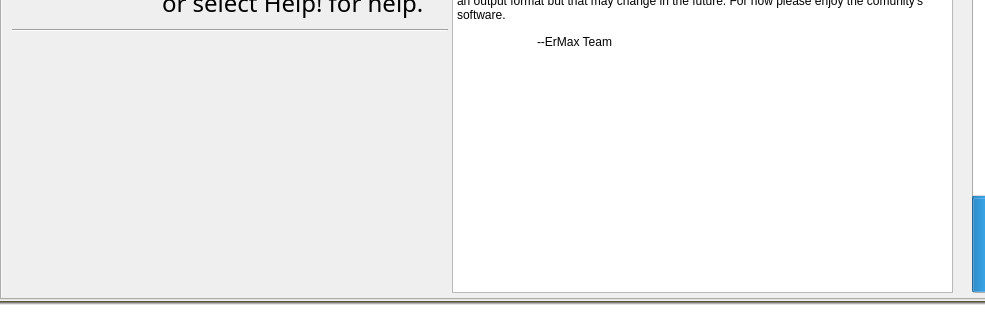
Above: GUI Code Qt6 & Qt5/u232/rva.ui from em-mw/pic2ascii before the change; both pictures show x 0 to 985 and y 142 to 462 of the 985 by 462 pixel window. Below: the same form after it.
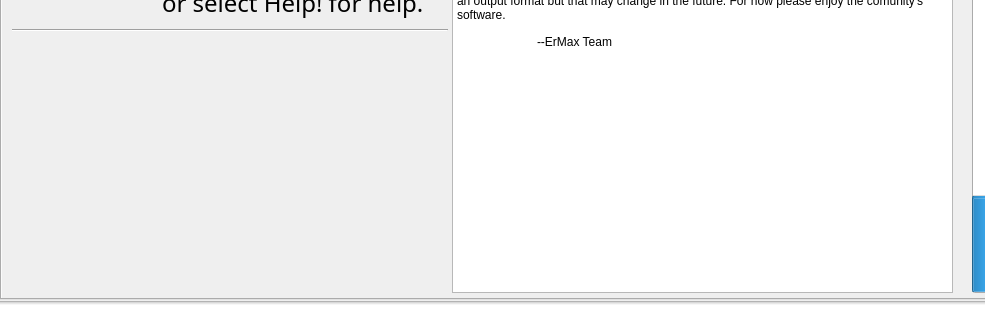
That is the form after the change. Icons and pictures are not drawn.

Commit message:
Added several features
Added several features including b/w image support and a bit of UI styling changes.

What changed in the file:
```diff
--- a/GUI Code Qt6 & Qt5/u232/rva.ui
+++ b/GUI Code Qt6 & Qt5/u232/rva.ui
@@ -1221,10 +1221,11 @@
   </widget>
   <widget class="QStatusBar" name="statusbar">
    <property name="autoFillBackground">
-    <bool>true</bool>
+    <bool>false</bool>
    </property>
    <property name="styleSheet">
-    <string notr="true">background-color: qlineargradient(spread:pad, x1:0, y1:0, x2:0, y2:0.21, stop:0 rgba(70, 70, 0, 255), stop:0.278409 rgba(106, 106, 106, 255), stop:1 rgba(255, 255, 255, 255));</string>
+    <string notr="true">background-color: qlineargradient(spread:pad, x1:0, y1:0, x2:0, y2:0.21, stop:0 rgba(70, 70, 0, 255), stop:0.278409 rgba(106, 106, 106, 255), stop:1 rgba(255, 255, 255, 255));
+background-color: qlineargradient(spread:pad, x1:0, y1:0, x2:0, y2:0.21, stop:0 rgba(153, 153, 153, 255), stop:0.278409 rgba(210, 210, 210, 255), stop:1 rgba(255, 255, 255, 255));</string>
    </property>
    <property name="sizeGripEnabled">
     <bool>false</bool>
```
